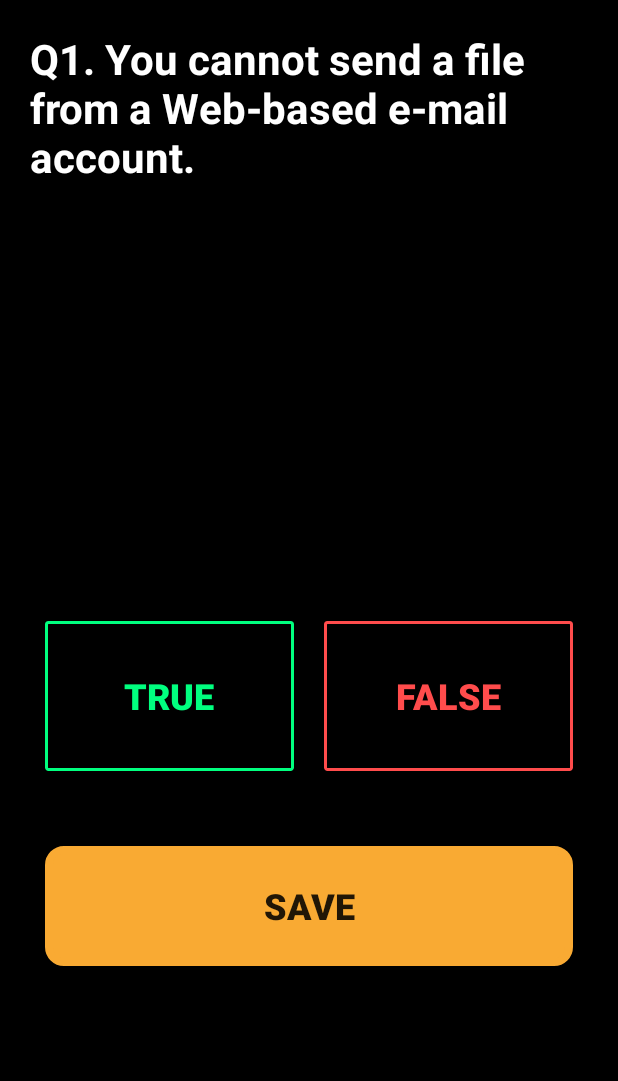
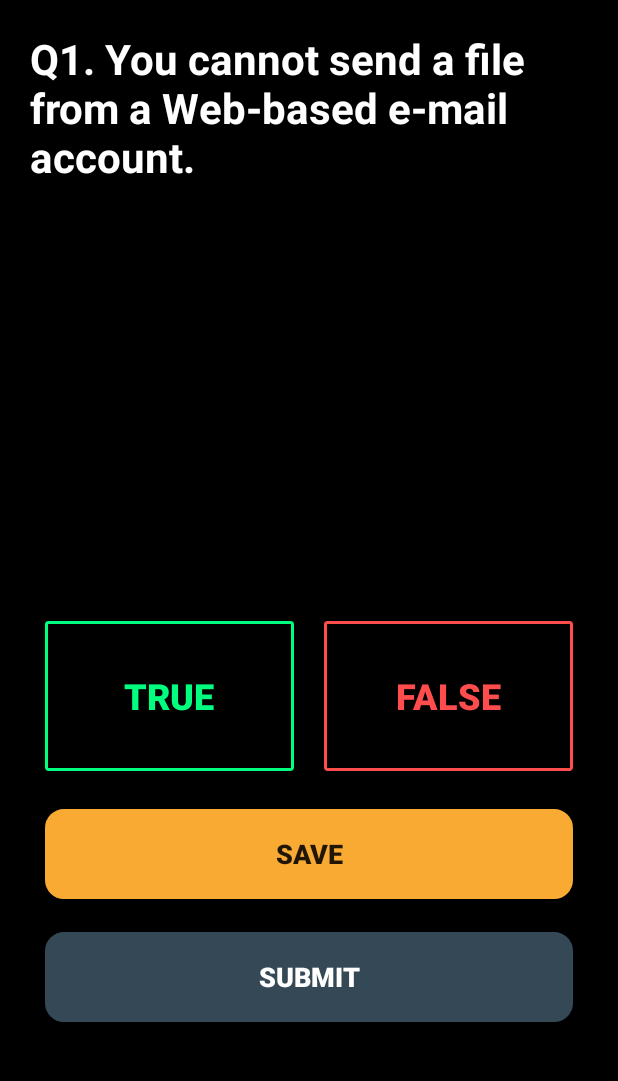
Before and after one commit to Kvatsx/Mobile-Computing-Assignments, an Android app: the screen it shows after launch (MainActivity), after a tap on an icon or button, on a phone screen of 412 x 824 dp, the part 84-1165 px from its top. Run offline under Robolectric (Android 15) with nearby library versions, the phone set to English and light mode, and no system bars.

Commit message:
SQL Done, Need to implement Submit button

```diff
--- /dev/null
+++ b/Assignment-3/QuizApp/app/src/main/java/com/mc/kvats/quizapp/Helper.java
@@ -0,0 +1,26 @@
+package com.mc.kvats.quizapp;
+
+public class Helper {
+
+    public static Helper hp;
+    public static final int DATABASE_VERSION = 1;
+    public static final String DATABASE_NAME = "QuizApp.db";
+    public static final String TABLE_NAME = "QuestionAnswer";
+    public static final String COL_1 = "ID";
+    public static final String COL_2 = "Question";
+    public static final String COL_3 = "Answer"; // 0 if not answered, 1 if True and 2 if False answered.
+
+
+    // QuestionAnswer Table
+    public static int ID = 0;
+    public static int QUESTION = 1;
+    public static int ANSWER = 2;
+
+
+    public static Helper getInstance() {
+        if ( hp == null ) {
+            hp = new Helper();
+        }
+        return hp;
+    }
+}
--- a/Assignment-3/QuizApp/app/src/main/java/com/mc/kvats/quizapp/MainActivity.java
+++ b/Assignment-3/QuizApp/app/src/main/java/com/mc/kvats/quizapp/MainActivity.java
@@ -1,5 +1,6 @@
 package com.mc.kvats.quizapp;
 
+import android.database.sqlite.SQLiteDatabase;
 import android.support.v4.app.FragmentManager;
 import android.support.v4.app.FragmentTransaction;
 import android.support.v7.app.AppCompatActivity;
@@ -11,11 +12,17 @@ public class MainActivity extends AppCompatActivity {
     private FrameLayout frameLayout;
     private FragmentManager fragmentManager;
     private FragmentTransaction fragmentTransaction;
+    private Helper hp = Helper.getInstance();
+    private SQLiteDatabase db;
 
     @Override
     protected void onCreate(Bundle savedInstanceState) {
         super.onCreate(savedInstanceState);
         setContentView(R.layout.activity_main);
+
+        db = openOrCreateDatabase(hp.DATABASE_NAME, MODE_PRIVATE, null);
+        db.execSQL("CREATE TABLE IF NOT EXISTS QuestionAnswer(ID INTEGER PRIMARY KEY AUTOINCREMENT, Question TEXT, Answer TEXT)");
+
 
         frameLayout = (FrameLayout) findViewById(R.id.fragment_container);
         FragmentManager fm = getSupportFragmentManager();
--- a/Assignment-3/QuizApp/app/src/main/java/com/mc/kvats/quizapp/MainListFragment.java
+++ b/Assignment-3/QuizApp/app/src/main/java/com/mc/kvats/quizapp/MainListFragment.java
@@ -1,11 +1,13 @@
 package com.mc.kvats.quizapp;
 
 import android.content.Context;
+import android.database.sqlite.SQLiteDatabase;
 import android.net.Uri;
 import android.os.Bundle;
 import android.support.v4.app.Fragment;
 import android.support.v7.widget.LinearLayoutManager;
 import android.support.v7.widget.RecyclerView;
+import android.util.Log;
 import android.view.LayoutInflater;
 import android.view.View;
 import android.view.ViewGroup;
@@ -15,6 +17,7 @@ import java.util.List;
 
 
 public class MainListFragment extends Fragment {
+    private static final String TAG= "MainListFragment.class";
 
     private OnFragmentInteractionListener mListener;
 
@@ -23,6 +26,8 @@ public class MainListFragment extends Fragment {
     private RecyclerView.LayoutManager layoutManager;
 
     private List<Question> questionList;
+    private Helper hp = Helper.getInstance();
+    private SQLiteDatabase db;
 
     public MainListFragment() {
         // Required empty public constructor
@@ -41,6 +46,15 @@ public class MainListFragment extends Fragment {
         super.onCreate(savedInstanceState);
         questionList = new ArrayList<Question>();
         populateQuestionsList();
+        db = getContext().openOrCreateDatabase(hp.DATABASE_NAME, getContext().MODE_PRIVATE, null);
+        db.execSQL("CREATE TABLE IF NOT EXISTS QuestionAnswer(ID INTEGER PRIMARY KEY AUTOINCREMENT, Question TEXT, Answer TEXT)");
+
+        for ( int i=0; i<questionList.size(); i++ ) {
+            String q = questionList.get(i).getQuestion();
+            db.execSQL("INSERT INTO QuestionAnswer VALUES(NULL, '" + q + "','" + "0" + "');");
+            Log.d(TAG, "Mssg: "+q);
+        }
+
     }
 
     @Override
--- a/Assignment-3/QuizApp/app/src/main/java/com/mc/kvats/quizapp/QuestionAdapter.java
+++ b/Assignment-3/QuizApp/app/src/main/java/com/mc/kvats/quizapp/QuestionAdapter.java
@@ -1,6 +1,8 @@
 package com.mc.kvats.quizapp;
 
 import android.content.Context;
+import android.database.Cursor;
+import android.database.sqlite.SQLiteDatabase;
 import android.media.Image;
 import android.os.Build;
 import android.os.Bundle;
@@ -10,6 +12,7 @@ import android.support.v4.app.FragmentManager;
 import android.support.v4.app.FragmentTransaction;
 import android.support.v7.widget.CardView;
 import android.support.v7.widget.RecyclerView;
+import android.util.Log;
 import android.view.LayoutInflater;
 import android.view.View;
 import android.view.ViewGroup;
@@ -19,13 +22,17 @@ import android.widget.TextView;
 import java.util.List;
 
 public class QuestionAdapter extends RecyclerView.Adapter<QuestionAdapter.QuestionViewHolder> {
+    private static final String TAG = "QuestionAdapter.class";
 
     private Context context;
     private List<Question> questionList;
+    private Helper hp = Helper.getInstance();
+    private SQLiteDatabase db;
 
     public QuestionAdapter(Context context, List<Question> questionList) {
         this.context = context;
         this.questionList = questionList;
+        db = context.openOrCreateDatabase(hp.DATABASE_NAME, context.MODE_PRIVATE, null);
     }
 
     @NonNull
@@ -40,13 +47,25 @@ public class QuestionAdapter extends RecyclerView.Adapter<QuestionAdapter.Questi
     @Override
     public void onBindViewHolder(@NonNull final QuestionViewHolder questionViewHolder, int i) {
         Question question = questionList.get(i);
-
+        final String id = String.valueOf(i+1);
         final String ques = "Q"+String.valueOf(i+1)+". "+question.getQuestion();
         questionViewHolder.textView.setText(ques);
-        if (Build.VERSION.SDK_INT >= Build.VERSION_CODES.LOLLIPOP) {
-            questionViewHolder.imageView.setImageDrawable(context.getDrawable(R.drawable.ic_action_right));
+
+        // TODO: Added ImageUpdate
+        String query = "SELECT Answer FROM QuestionAnswer WHERE ID = " + id + ";";
+        Cursor cursor = db.rawQuery(query, null);
+        if ( cursor.getCount() > 0 ) {
+            cursor.moveToFirst();
+            String ans = cursor.getString(0);
+            if ( ans.equals("0") ) {
+                questionViewHolder.imageView.setImageDrawable(context.getResources().getDrawable(R.drawable.ic_action_right));
+                questionViewHolder.imageView.setBackgroundColor(context.getResources().getColor(R.color.redLight));
+            }
+            else {
+                questionViewHolder.imageView.setImageDrawable(context.getResources().getDrawable(R.drawable.ic_action_check));
+                questionViewHolder.imageView.setBackgroundColor(context.getResources().getColor(R.color.green));
+            }
         }
-        questionViewHolder.imageView.setBackgroundResource(R.color.redLight);
 
         questionViewHolder.cardView.setOnClickListener(new View.OnClickListener() {
             @Override
@@ -58,6 +77,7 @@ public class QuestionAdapter extends RecyclerView.Adapter<QuestionAdapter.Questi
                 QuestionDetailsFragment questionDetailsFragment = new QuestionDetailsFragment();
                 Bundle args = new Bundle();
                 args.putString("Ques", ques);
+                args.putString("Id", id);
                 questionDetailsFragment.setArguments(args);
                 ft.replace(R.id.fragment_container, questionDetailsFragment);
                 ft.addToBackStack(null);
--- a/Assignment-3/QuizApp/app/src/main/java/com/mc/kvats/quizapp/QuestionDetailsFragment.java
+++ b/Assignment-3/QuizApp/app/src/main/java/com/mc/kvats/quizapp/QuestionDetailsFragment.java
@@ -1,6 +1,8 @@
 package com.mc.kvats.quizapp;
 
 import android.content.Context;
+import android.database.Cursor;
+import android.database.sqlite.SQLiteDatabase;
 import android.net.Uri;
 import android.os.Bundle;
 import android.support.v4.app.Fragment;
@@ -10,15 +12,20 @@ import android.view.View;
 import android.view.ViewGroup;
 import android.widget.Button;
 import android.widget.TextView;
+import android.widget.Toast;
 
 public class QuestionDetailsFragment extends Fragment {
 
     private OnFragmentInteractionListener mListener;
     private String question;
+    private String id;
 
     private TextView textView;
-    private Button true_button, false_button, save_button;
-    private int button_selected; // 0 not selected, 1 true selected, 2 false selected
+    private Button true_button, false_button, save_button, submit_button;
+    private String button_selected; // 0 not selected, 1 true selected, 2 false selected
+
+    private Helper hp = Helper.getInstance();
+    private SQLiteDatabase db;
 
     public QuestionDetailsFragment() {
         // Required empty public constructor
@@ -34,7 +41,9 @@ public class QuestionDetailsFragment extends Fragment {
     @Override
     public void onCreate(Bundle savedInstanceState) {
         super.onCreate(savedInstanceState);
-        button_selected = 0;
+        button_selected = "0";
+        db = getContext().openOrCreateDatabase(hp.DATABASE_NAME, getContext().MODE_PRIVATE, null);
+        db.execSQL("CREATE TABLE IF NOT EXISTS QuestionAnswer(ID INTEGER PRIMARY KEY AUTOINCREMENT, Question TEXT, Answer TEXT)");
     }
 
     @Override
@@ -46,24 +55,48 @@ public class QuestionDetailsFragment extends Fragment {
         true_button = (Button) rootView.findViewById(R.id.true_button);
         false_button = (Button) rootView.findViewById(R.id.false_button);
         save_button = (Button) rootView.findViewById(R.id.save_button);
+        submit_button = (Button) rootView.findViewById(R.id.submit_button);
 
         Bundle bundle = getArguments();
         question = String.valueOf(bundle.get("Ques"));
+        id = String.valueOf(bundle.get("Id"));
+
+        db = getContext().openOrCreateDatabase(hp.DATABASE_NAME, getContext().MODE_PRIVATE, null);
+
+        String query = "SELECT Answer FROM QuestionAnswer WHERE ID = " + id + ";";
+        Cursor cursor = db.rawQuery(query, null);
+        if ( cursor.getCount() > 0 ) {
+            cursor.moveToFirst();
+            String ans = cursor.getString(0);
+            if ( ans.equals("1") ) {
+                true_button.setBackground(getResources().getDrawable(R.drawable.true_button_selected));
+                true_button.setTextColor(getResources().getColor(R.color.white));
+                button_selected = "1";
+            }
+            else if ( ans.equals("2") ) {
+                false_button.setBackground(getResources().getDrawable(R.drawable.false_button_selected));
+                false_button.setTextColor(getResources().getColor(R.color.white));
+                button_selected = "2";
+            }
+            else {
+                button_selected = "0";
+            }
+        }
 
         textView.setText(question);
 
         true_button.setOnClickListener(new View.OnClickListener() {
             @Override
             public void onClick(View view) {
-                if ( button_selected == 0 ) {
+                if ( button_selected.equals("0") ) {
                     true_button.setBackground(getResources().getDrawable(R.drawable.true_button_selected));
                     true_button.setTextColor(getResources().getColor(R.color.white));
-                    button_selected = 1;
+                    button_selected = "1";
                 }
-                else if ( button_selected == 1 ) {
+                else if ( button_selected.equals("1") ) {
                     true_button.setBackground(getResources().getDrawable(R.drawable.true_button_background));
                     true_button.setTextColor(getResources().getColor(R.color.green));
-                    button_selected = 0;
+                    button_selected = "0";
                 }
                 else {
                     true_button.setBackground(getResources().getDrawable(R.drawable.true_button_selected));
@@ -71,7 +104,7 @@ public class QuestionDetailsFragment extends Fragment {
 
                     false_button.setBackground(getResources().getDrawable(R.drawable.false_button_background));
                     false_button.setTextColor(getResources().getColor(R.color.redLight));
-                    button_selected = 1;
+                    button_selected = "1";
                 }
             }
         });
@@ -79,28 +112,37 @@ public class QuestionDetailsFragment extends Fragment {
         false_button.setOnClickListener(new View.OnClickListener() {
             @Override
             public void onClick(View view) {
-                if ( button_selected == 0 ) {
+                if ( button_selected.equals("0") ) {
                     false_button.setBackground(getResources().getDrawable(R.drawable.false_button_selected));
                     false_button.setTextColor(getResources().getColor(R.color.white));
-                    button_selected = 2;
+                    button_selected = "2";
                 }
-                else if ( button_selected == 1 ) {
+                else if ( button_selected .equals("1") ) {
                     false_button.setBackground(getResources().getDrawable(R.drawable.false_button_selected));
                     false_button.setTextColor(getResources().getColor(R.color.white));
 
                     true_button.setBackground(getResources().getDrawable(R.drawable.true_button_background));
                     true_button.setTextColor(getResources().getColor(R.color.green));
-                    button_selected = 2;
+                    button_selected = "2";
                 }
                 else {
                     false_button.setBackground(getResources().getDrawable(R.drawable.false_button_background));
                     false_button.setTextColor(getResources().getColor(R.color.redLight));
-                    button_selected = 0;
+                    button_selected = "0";
                 }
             }
         });
 
         save_button.setOnClickListener(new View.OnClickListener() {
+            @Override
+            public void onClick(View view) {
+                Toast.makeText(getContext(), "Saving in SQLite Database!", Toast.LENGTH_LONG).show();
+                int di = Integer.parseInt(id);
+                db.execSQL("UPDATE "+hp.TABLE_NAME+" SET Answer = "+button_selected+ " WHERE ID = "+ di);
+            }
+        });
+
+        submit_button.setOnClickListener(new View.OnClickListener() {
             @Override
             public void onClick(View view) {
 
--- /dev/null
+++ b/Assignment-3/QuizApp/app/src/main/res/drawable/save_button_background.xml
@@ -0,0 +1,9 @@
+<?xml version="1.0" encoding="utf-8"?>
+<selector xmlns:android="http://schemas.android.com/apk/res/android">
+    <item>
+        <shape android:shape="rectangle">
+            <corners android:radius="10dp" />
+            <stroke android:width="5dp" android:color="@color/black"/>
+        </shape>
+    </item>
+</selector>
--- a/Assignment-3/QuizApp/app/src/main/res/layout/fragment_question_details.xml
+++ b/Assignment-3/QuizApp/app/src/main/res/layout/fragment_question_details.xml
@@ -33,8 +33,7 @@
             android:orientation="horizontal"
             android:layout_gravity="center"
             android:layout_marginLeft="20dp"
-            android:layout_marginRight="20dp"
-            android:layout_marginBottom="10dp">
+            android:layout_marginRight="20dp">
 
             <Button
                 android:id="@+id/true_button"
@@ -67,12 +66,29 @@
         <Button
             android:id="@+id/save_button"
             android:layout_width="match_parent"
-            android:layout_height="80dp"
+            android:layout_height="60dp"
             android:layout_gravity="center"
-            android:layout_margin="30dp"
+            android:layout_marginTop="15dp"
+            android:layout_marginLeft="30dp"
+            android:layout_marginRight="30dp"
             android:text="@string/save"
-            android:textSize="24sp"
+            android:textSize="18sp"
             android:backgroundTint="@color/colorAccent"
+            android:textStyle="bold"
+            android:background="@drawable/save_button_background"/>
+
+        <Button
+            android:id="@+id/submit_button"
+            android:layout_width="match_parent"
+            android:layout_height="60dp"
+            android:layout_gravity="center"
+            android:layout_marginTop="22dp"
+            android:layout_marginLeft="30dp"
+            android:layout_marginRight="30dp"
+            android:text="@string/submit"
+            android:textColor="@color/white"
+            android:textSize="18sp"
+            android:backgroundTint="@color/colorPrimary"
             android:textStyle="bold"
             android:background="@drawable/submit_button_background"/>
 
```
Also changed, not shown: Assignment-3/QuizApp/app/src/main/java/com/mc/kvats/quizapp/DatabaseHelper.java (added, +37 -0 lines).
